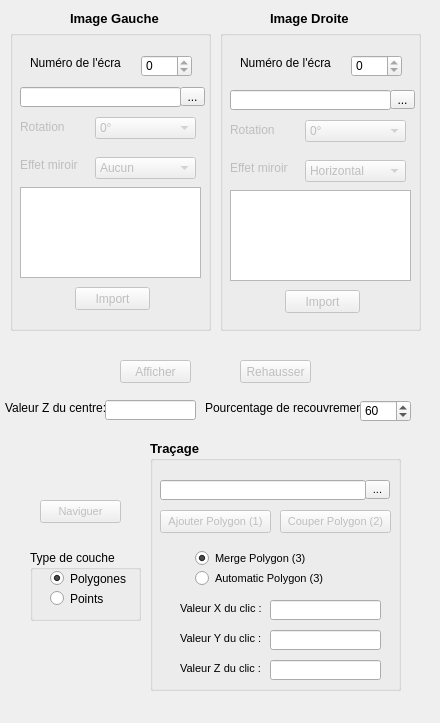
Before: the Qt Designer form ui-optionWindow.ui in Direction-des-inventaires-forestiers/StereoPhoto, drawn with Qt 5.
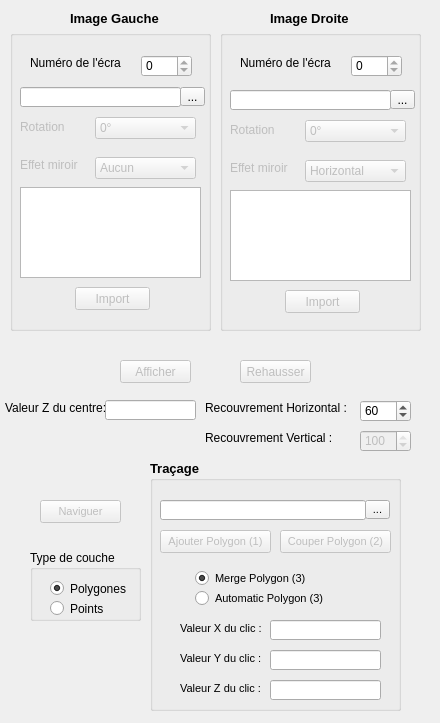
After: the same form once the commit is applied. Icons and pictures are not drawn.

What changed in the file:
```diff
--- a/ui-optionWindow.ui
+++ b/ui-optionWindow.ui
@@ -516,7 +516,7 @@
    <property name="geometry">
     <rect>
      <x>150</x>
-     <y>440</y>
+     <y>460</y>
      <width>251</width>
      <height>251</height>
     </rect>
@@ -867,7 +867,7 @@
     </rect>
    </property>
    <property name="text">
-    <string>Pourcentage de recouvrement:</string>
+    <string>Recouvrement Horizontal :</string>
    </property>
   </widget>
   <widget class="QSpinBox" name="spinBoxRecouvrement">
@@ -902,7 +902,7 @@
     <property name="geometry">
      <rect>
       <x>20</x>
-      <y>40</y>
+      <y>50</y>
       <width>82</width>
       <height>17</height>
      </rect>
@@ -915,7 +915,7 @@
     <property name="geometry">
      <rect>
       <x>20</x>
-      <y>20</y>
+      <y>30</y>
       <width>82</width>
       <height>17</height>
      </rect>
@@ -928,6 +928,38 @@
     </property>
    </widget>
   </widget>
+  <widget class="QLabel" name="label_14">
+   <property name="geometry">
+    <rect>
+     <x>205</x>
+     <y>430</y>
+     <width>161</width>
+     <height>16</height>
+    </rect>
+   </property>
+   <property name="text">
+    <string>Recouvrement Vertical :</string>
+   </property>
+  </widget>
+  <widget class="QSpinBox" name="spinBoxRecouvrementV">
+   <property name="enabled">
+    <bool>false</bool>
+   </property>
+   <property name="geometry">
+    <rect>
+     <x>360</x>
+     <y>430</y>
+     <width>51</width>
+     <height>22</height>
+    </rect>
+   </property>
+   <property name="maximum">
+    <number>100</number>
+   </property>
+   <property name="value">
+    <number>100</number>
+   </property>
+  </widget>
   <zorder>groupBoxRight</zorder>
   <zorder>label_5</zorder>
   <zorder>label_6</zorder>
```
Left out of the diff: 10 changed lines with no effect on the pictures.
